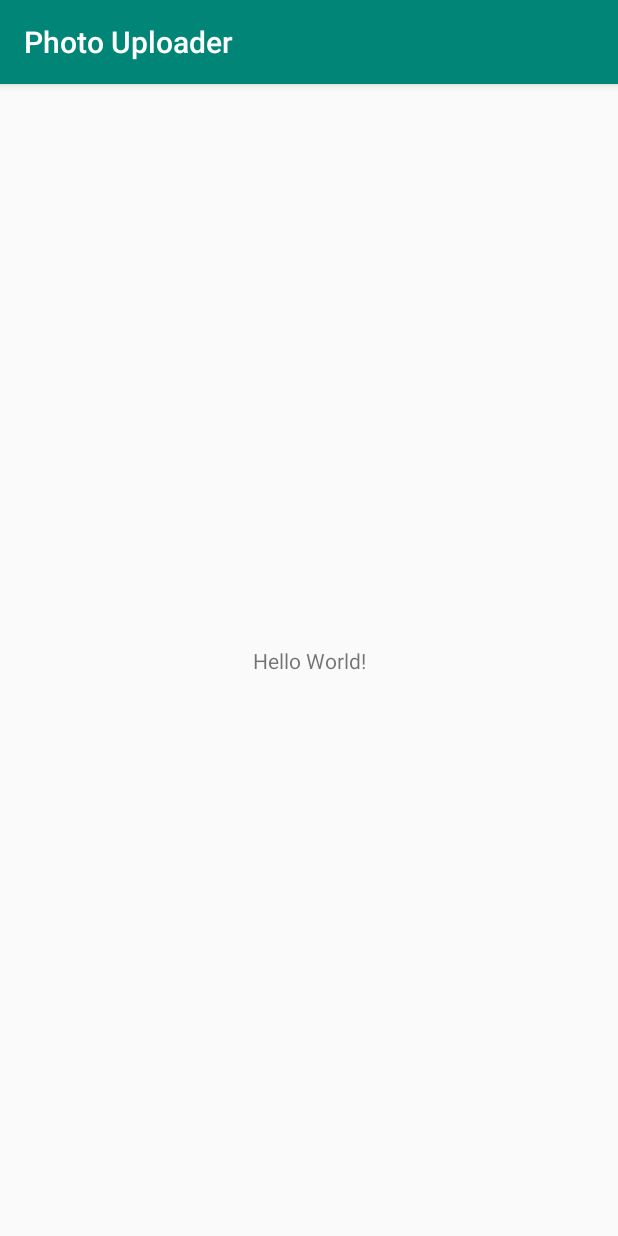
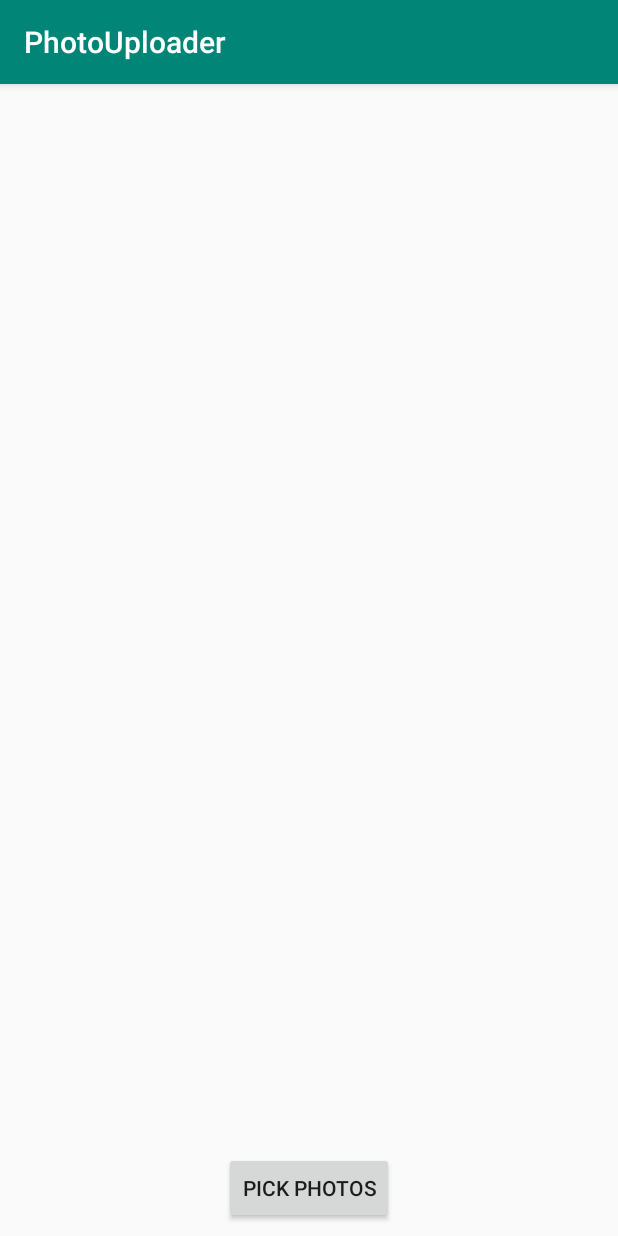
Before and after one commit to maobui/photo_uploader, an Android app: the screen it shows after launch (MainActivity), on a phone screen of 412 x 824 dp. Run offline under Robolectric (Android 15) with nearby library versions, the phone set to English and light mode, and no system bars.

Commit message:
- Start.

```diff
--- a/app/src/main/AndroidManifest.xml
+++ b/app/src/main/AndroidManifest.xml
@@ -1,6 +1,10 @@
 <?xml version="1.0" encoding="utf-8"?>
 <manifest xmlns:android="http://schemas.android.com/apk/res/android"
           package="com.me.bui.photouploader">
+
+  <uses-permission android:name="android.permission.INTERNET" />
+  <uses-permission android:name="android.permission.READ_EXTERNAL_STORAGE" />
+  <uses-permission android:name="android.permission.WRITE_EXTERNAL_STORAGE" />
 
     <application
             android:allowBackup="true"
--- a/app/src/main/java/com/me/bui/photouploader/MainActivity.kt
+++ b/app/src/main/java/com/me/bui/photouploader/MainActivity.kt
@@ -1,12 +1,98 @@
 package com.me.bui.photouploader
 
+import android.Manifest
+import android.app.Activity
+import android.content.Intent
+import android.content.pm.PackageManager
 import android.support.v7.app.AppCompatActivity
 import android.os.Bundle
+import android.support.v4.app.ActivityCompat
+import android.support.v4.content.ContextCompat
+import android.view.View
+import kotlinx.android.synthetic.main.activity_main.*
 
 class MainActivity : AppCompatActivity() {
 
-    override fun onCreate(savedInstanceState: Bundle?) {
-        super.onCreate(savedInstanceState)
-        setContentView(R.layout.activity_main)
+  companion object {
+    private const val GALLERY_REQUEST_CODE = 300
+    private const val PERMISSIONS_REQUEST_CODE = 301
+
+    private const val MAX_NUMBER_REQUEST_PERMISSIONS = 2
+
+    private const val IMAGE_TYPE = "image/*"
+    private const val IMAGE_CHOOSER_TITLE = "Select Picture"
+
+    private val PERMISSIONS = arrayOf(
+        Manifest.permission.READ_EXTERNAL_STORAGE,
+        Manifest.permission.WRITE_EXTERNAL_STORAGE
+    )
+  }
+
+  private var permissionRequestCount = 0
+
+  override fun onCreate(savedInstanceState: Bundle?) {
+    super.onCreate(savedInstanceState)
+    setContentView(R.layout.activity_main)
+    initUi()
+
+    requestPermissionsIfNecessary()
+  }
+
+  private fun initUi() {
+    uploadGroup.visibility = View.GONE
+
+    pickPhotosButton.setOnClickListener { showPhotoPicker() }
+  }
+
+  private fun showPhotoPicker() {
+    val intent = Intent().apply {
+      type = IMAGE_TYPE
+      putExtra(Intent.EXTRA_ALLOW_MULTIPLE, true)
+      action = Intent.ACTION_OPEN_DOCUMENT
     }
+
+    startActivityForResult(Intent.createChooser(intent, IMAGE_CHOOSER_TITLE), GALLERY_REQUEST_CODE)
+  }
+
+  private fun requestPermissionsIfNecessary() {
+    if (!hasRequiredPermissions()) {
+      askForPermissions()
+    }
+  }
+
+  private fun askForPermissions() {
+    if (permissionRequestCount < MAX_NUMBER_REQUEST_PERMISSIONS) {
+      permissionRequestCount += 1
+
+        ActivityCompat.requestPermissions(this, PERMISSIONS, PERMISSIONS_REQUEST_CODE)
+    } else {
+      pickPhotosButton.isEnabled = false
+    }
+  }
+
+  private fun hasRequiredPermissions(): Boolean {
+    val permissionResults = PERMISSIONS.map { permission ->
+      ContextCompat.checkSelfPermission(
+          this,
+          permission
+      ) == PackageManager.PERMISSION_GRANTED
+    }
+
+    return permissionResults.all { isGranted -> isGranted }
+  }
+
+  override fun onRequestPermissionsResult(
+      code: Int,
+      permissions: Array<String>,
+      result: IntArray) {
+    super.onRequestPermissionsResult(code, permissions, result)
+    if (code == PERMISSIONS_REQUEST_CODE) {
+      requestPermissionsIfNecessary()
+    }
+  }
+
+  override fun onActivityResult(requestCode: Int, resultCode: Int, data: Intent?) {
+    if (data != null && resultCode == Activity.RESULT_OK && requestCode == GALLERY_REQUEST_CODE) {
+    }
+  }
 }
--- a/app/src/main/res/layout/activity_main.xml
+++ b/app/src/main/res/layout/activity_main.xml
@@ -1,19 +1,53 @@
 <?xml version="1.0" encoding="utf-8"?>
-<android.support.constraint.ConstraintLayout
-        xmlns:android="http://schemas.android.com/apk/res/android"
+<android.support.constraint.ConstraintLayout xmlns:android="http://schemas.android.com/apk/res/android"
+  xmlns:app="http://schemas.android.com/apk/res-auto"
   xmlns:tools="http://schemas.android.com/tools"
-        xmlns:app="http://schemas.android.com/apk/res-auto"
   android:layout_width="match_parent"
   android:layout_height="match_parent"
   tools:context=".MainActivity">
 
-    <TextView
+  <ProgressBar
+    android:id="@+id/progressBar"
+    style="?android:attr/progressBarStyle"
     android:layout_width="wrap_content"
     android:layout_height="wrap_content"
-            android:text="Hello World!"
+    android:layout_marginStart="@dimen/margin_default"
+    android:layout_marginTop="@dimen/margin_big"
+    android:layout_marginEnd="@dimen/margin_default"
+    app:layout_constraintEnd_toEndOf="parent"
+    app:layout_constraintStart_toStartOf="parent"
+    app:layout_constraintTop_toTopOf="parent" />
+
+  <Button
+    android:id="@+id/cancelButton"
+    android:layout_width="wrap_content"
+    android:layout_height="wrap_content"
+    android:layout_marginStart="@dimen/margin_default"
+    android:layout_marginTop="@dimen/margin_default"
+    android:layout_marginEnd="8dp"
+    android:text="@string/cancel"
+    app:layout_constraintEnd_toEndOf="parent"
+    app:layout_constraintStart_toStartOf="parent"
+    app:layout_constraintTop_toBottomOf="@+id/progressBar" />
+
+  <android.support.constraint.Group
+    android:id="@+id/uploadGroup"
+    android:layout_width="0dp"
+    android:layout_height="0dp"
+    app:constraint_referenced_ids="cancelButton, progressBar"
+    app:layout_constraintStart_toStartOf="parent"
+    app:layout_constraintTop_toTopOf="parent" />
+
+  <Button
+    android:id="@+id/pickPhotosButton"
+    android:layout_width="wrap_content"
+    android:layout_height="wrap_content"
+    android:layout_marginStart="@dimen/margin_default"
+    android:layout_marginEnd="@dimen/margin_default"
+    android:layout_marginBottom="@dimen/margin_default"
+    android:text="@string/pick_photos"
     app:layout_constraintBottom_toBottomOf="parent"
-            app:layout_constraintLeft_toLeftOf="parent"
-            app:layout_constraintRight_toRightOf="parent"
-            app:layout_constraintTop_toTopOf="parent"/>
+    app:layout_constraintEnd_toEndOf="parent"
+    app:layout_constraintStart_toStartOf="parent" />
 
 </android.support.constraint.ConstraintLayout>
--- /dev/null
+++ b/app/src/main/res/values/dimens.xml
@@ -0,0 +1,5 @@
+<?xml version="1.0" encoding="utf-8"?>
+<resources>
+    <dimen name="margin_default">8dp</dimen>
+    <dimen name="margin_big">32dp</dimen>
+</resources>
--- a/app/src/main/res/values/strings.xml
+++ b/app/src/main/res/values/strings.xml
@@ -1,3 +1,5 @@
 <resources>
-    <string name="app_name">Photo Uploader</string>
+  <string name="app_name">PhotoUploader</string>
+  <string name="cancel">Cancel</string>
+  <string name="pick_photos">Pick photos</string>
 </resources>
```
Also changed, not shown: app/build.gradle (+13 -7 lines), app/src/main/java/com/me/bui/photouploader/ImageUtils.kt (added, +175 -0 lines), build.gradle (+9 -0 lines). Lines whose indentation alone changed are shown as unchanged.
